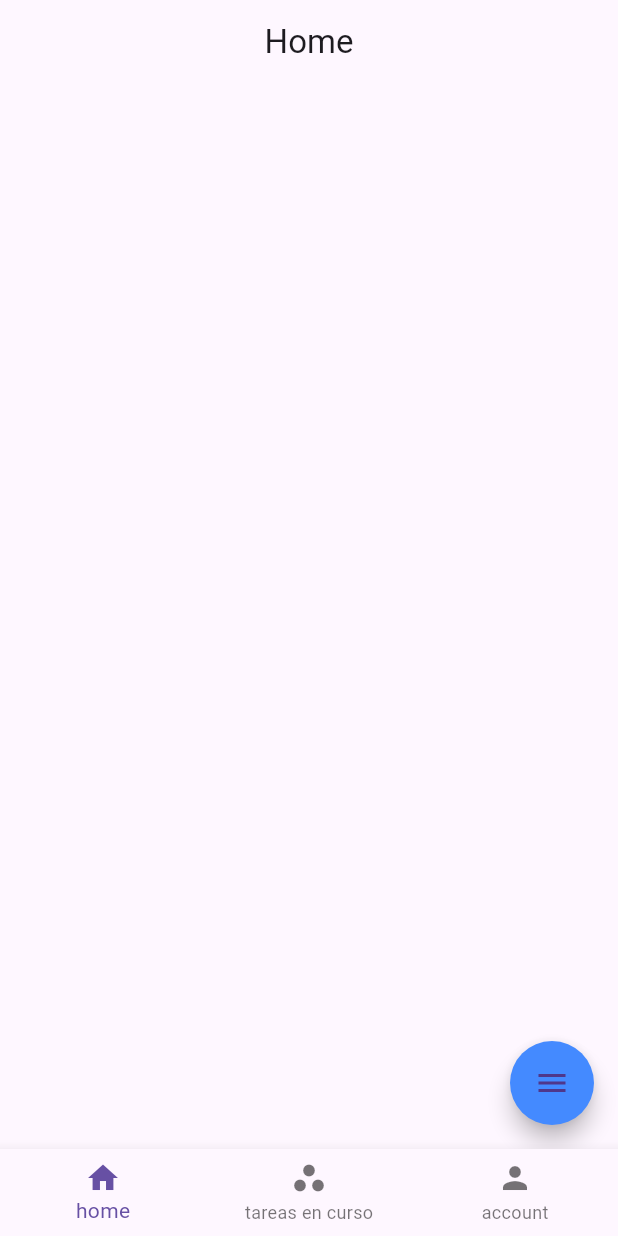
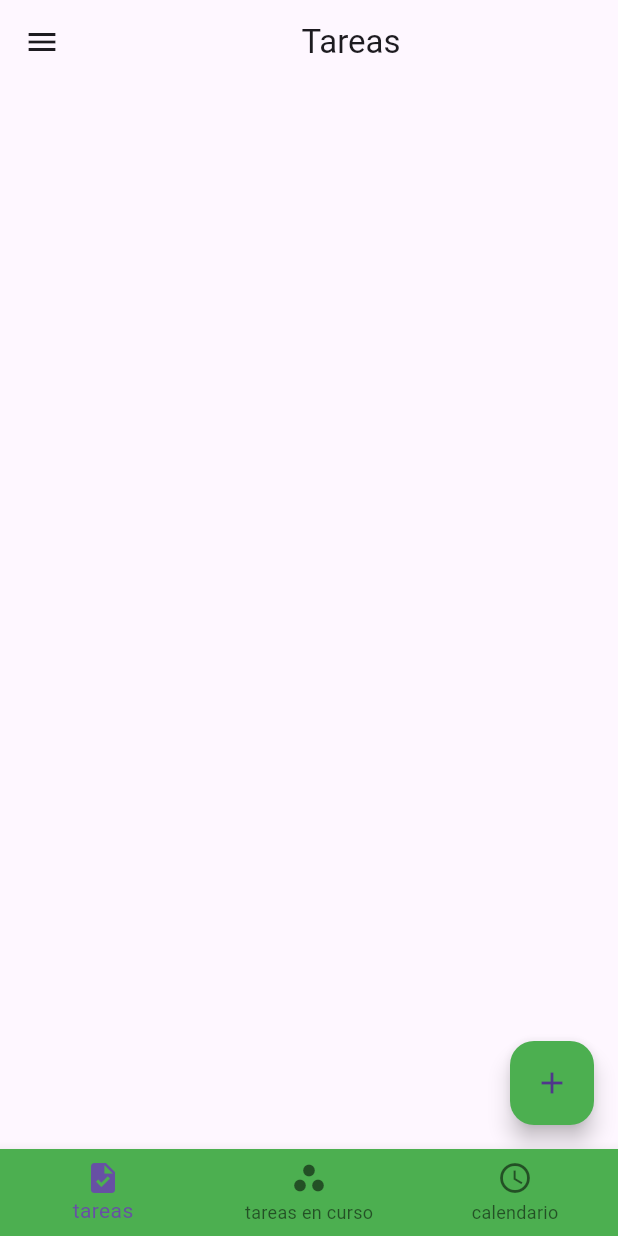
Before and after one commit to cvc953/proyecto-de-desarrollo-de-software, a Flutter app: the screen it shows after launch, on a phone screen of 412 x 824 dp. Run offline on Flutter 3.47's test engine with Material 3 defaults, Android fonts, the phone set to English and light mode, and no system bars; drawn by our look-alikes of flutter_speed_dial; our stand-ins replace flutter_signin_button.

Commit message:
agrege un drawer

```diff
--- /dev/null
+++ b/lib/calendario.dart
@@ -0,0 +1,10 @@
+import 'package:flutter/material.dart';
+
+class Calendario extends StatelessWidget {
+  const Calendario({super.key});
+
+  @override
+  Widget build(BuildContext context) {
+    return Scaffold(appBar: AppBar(title: Text('Calendario')));
+  }
+}
--- /dev/null
+++ b/lib/menu.dart
@@ -0,0 +1 @@
+import 'package:flutter/material.dart';
--- a/lib/paginaprincipal.dart
+++ b/lib/paginaprincipal.dart
@@ -1,4 +1,5 @@
 import 'package:ap/favoritos.dart';
+import 'package:ap/calendario.dart';
 import 'package:ap/login.dart';
 import 'package:ap/ui.dart';
 import 'package:flutter/material.dart';
@@ -13,22 +14,37 @@ class Paginaprincipal extends StatefulWidget {
 class _Paginaprincipal extends State<Paginaprincipal> {
   int _selectedIndex = 0;
 
-  final List<Widget> _pages = [Home(), Favoritos(), Login()];
+  final List<Widget> _pages = [Home(), Favoritos(), Calendario()];
 
   @override
   Widget build(BuildContext context) {
     return Scaffold(
       body: _pages[_selectedIndex],
       bottomNavigationBar: BottomNavigationBar(
+        backgroundColor: Colors.green,
         currentIndex: _selectedIndex,
         onTap: _navegacionbar,
         items: [
-          BottomNavigationBarItem(icon: Icon(Icons.home), label: 'home'),
+          BottomNavigationBarItem(
+            icon: Icon(Icons.task),
+            label: 'tareas',
+            //backgroundColor: Colors.green,
+          ),
           BottomNavigationBarItem(
             icon: Icon(Icons.workspaces),
             label: 'tareas en curso',
+            //backgroundColor: Colors.green,
           ),
-          BottomNavigationBarItem(icon: Icon(Icons.person), label: 'account'),
+          BottomNavigationBarItem(
+            icon: Icon(Icons.schedule),
+            label: 'calendario',
+            //backgroundColor: Colors.green,
+          ),
+          //BottomNavigationBarItem(
+          //icon: Icon(Icons.person),
+          //label: 'Cuenta',
+          //backgroundColor: Colors.green,
+          //),
         ],
       ),
     );
--- a/lib/tareas.dart
+++ b/lib/tareas.dart
@@ -9,7 +9,7 @@ class Tareas extends StatelessWidget {
         padding: EdgeInsets.all(10),
         child: Row(children: []),
         decoration: BoxDecoration(
-          color: Colors.blue[200],
+          //color: Colors.blue[200],
           borderRadius: BorderRadius.circular(30),
         ),
       ),
--- a/lib/ui.dart
+++ b/lib/ui.dart
@@ -1,5 +1,5 @@
+import 'package:ap/login.dart';
 import 'package:flutter/material.dart';
-import 'package:flutter_speed_dial/flutter_speed_dial.dart';
 
 class Home extends StatefulWidget {
   const Home({super.key});
@@ -16,29 +16,31 @@ class _Home extends State<Home> {
     return Scaffold(
       appBar: AppBar(
         //backgroundColor: Colors.deepPurple,
-        title: Center(child: Text('Home')),
+        title: Center(child: Text('Tareas')),
       ),
-      floatingActionButton: SpeedDial(
-        backgroundColor: Colors.blueAccent,
-        animatedIcon: AnimatedIcons.menu_close,
-        children: [
-          SpeedDialChild(
-            child: Icon(Icons.add),
-            label: 'Agregar tarea',
-            onTap: () => print('Agregar tarea'),
+      drawer: Drawer(
+        child: Container(
+          child: ListView(
+            children: [
+              DrawerHeader(child: Icon(Icons.home, size: 80)),
+              ListTile(
+                leading: Icon(Icons.account_circle),
+                title: Text('cuentas'),
+                onTap: () {
+                  Navigator.of(
+                    context,
+                  ).push(MaterialPageRoute(builder: (context) => Login()));
+                },
+              ),
+            ],
           ),
-          SpeedDialChild(
-            child: Icon(Icons.edit),
-            label: 'Editar tarea',
-            onTap: () => print('Editar tarea'),
-          ),
-        ],
+        ),
       ),
-      //floatingActionButton: FloatingActionButton(
-      //onPressed: nuevatarea,
-      //backgroundColor: Colors.blueAccent,
-      //child: const Icon(Icons.add),
-      // ),
+      floatingActionButton: FloatingActionButton(
+        onPressed: nuevatarea,
+        backgroundColor: Colors.green,
+        child: const Icon(Icons.add),
+      ),
     );
   }
 
```
Also changed, not shown: lib/tareasAgregadas.dart (added), 2 other files.
